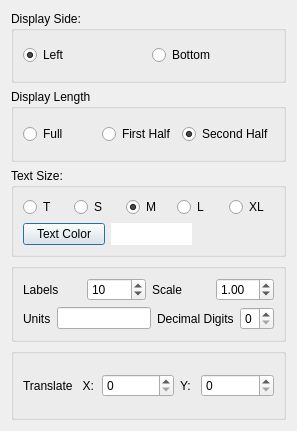
SCIInstitute/SCIRun, file src/Interface/Modules/Visualization/ShowColorMap.ui: the form before one commit.
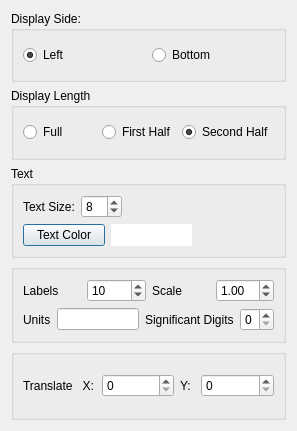
The form after the commit.

```diff
--- a/src/Interface/Modules/Visualization/ShowColorMap.ui
+++ b/src/Interface/Modules/Visualization/ShowColorMap.ui
@@ -25,9 +25,7 @@
   <property name="windowTitle">
    <string>Dialog</string>
   </property>
-  <layout class="QVBoxLayout" name="verticalLayout_13">
-   <item>
-    <layout class="QVBoxLayout" name="verticalLayout_12">
+  <layout class="QVBoxLayout" name="verticalLayout_7">
      <item>
       <widget class="QGroupBox" name="groupBox">
        <property name="title">
@@ -104,48 +102,40 @@
         <bool>true</bool>
        </property>
        <property name="title">
-        <string>Text Size: </string>
+      <string>Text </string>
        </property>
        <layout class="QVBoxLayout" name="verticalLayout_3">
         <item>
          <layout class="QHBoxLayout" name="horizontalLayout_3">
           <item>
-           <widget class="QRadioButton" name="TRadioButton_">
+         <widget class="QLabel" name="label_7">
             <property name="text">
-             <string>T</string>
+           <string>Text Size:</string>
             </property>
            </widget>
           </item>
           <item>
-           <widget class="QRadioButton" name="SRadioButton_">
-            <property name="text">
-             <string>S</string>
-            </property>
-           </widget>
-          </item>
-          <item>
-           <widget class="QRadioButton" name="MRadioButton_">
-            <property name="text">
-             <string>M</string>
-            </property>
-            <property name="checked">
-             <bool>true</bool>
-            </property>
+         <widget class="QSpinBox" name="textSizeSpinner_">
+          <property name="minimum">
+           <number>1</number>
+          </property>
+          <property name="value">
+           <number>8</number>
+          </property>
            </widget>
           </item>
           <item>
-           <widget class="QRadioButton" name="LRadioButton_">
-            <property name="text">
-             <string>L</string>
-            </property>
-           </widget>
-          </item>
-          <item>
-           <widget class="QRadioButton" name="XLRadioButton_">
-            <property name="text">
-             <string>XL</string>
-            </property>
-           </widget>
+         <spacer name="horizontalSpacer_2">
+          <property name="orientation">
+           <enum>Qt::Horizontal</enum>
+          </property>
+          <property name="sizeHint" stdset="0">
+           <size>
+            <width>40</width>
+            <height>20</height>
+           </size>
+          </property>
+         </spacer>
           </item>
          </layout>
         </item>
@@ -256,7 +246,7 @@
             <item>
              <widget class="QLabel" name="label_4">
               <property name="text">
-               <string>Decimal Digits</string>
+             <string>Significant Digits</string>
               </property>
              </widget>
             </item>
@@ -323,8 +313,6 @@
         </item>
        </layout>
       </widget>
-     </item>
-    </layout>
    </item>
   </layout>
  </widget>
```
Left out of the diff: 2 changed lines with no effect on the pictures. Lines whose indentation alone changed are shown as unchanged.
